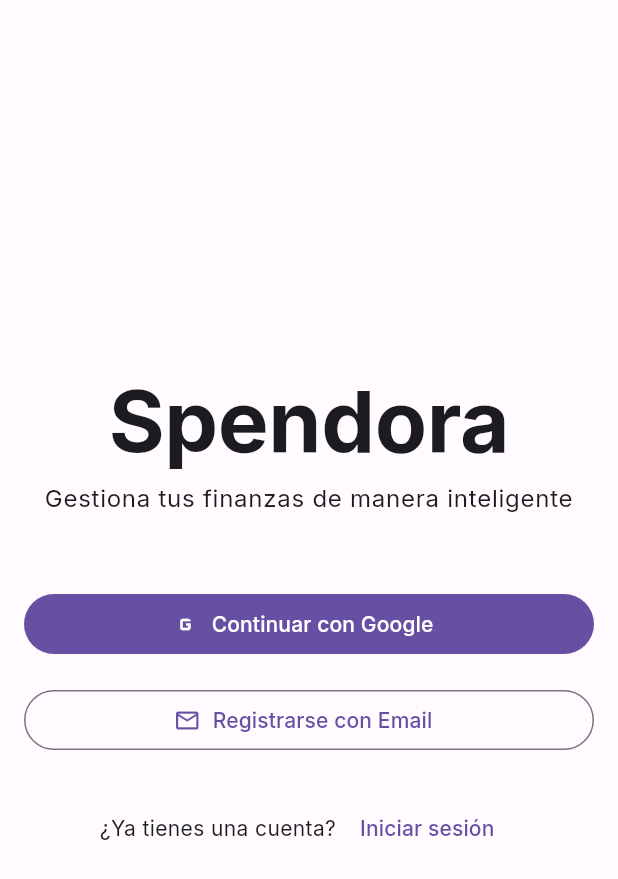
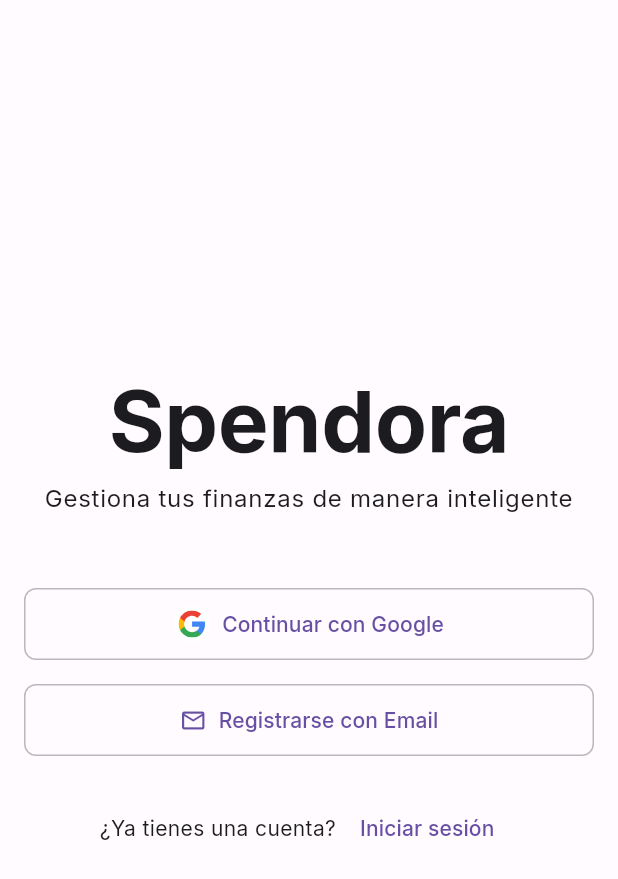
Before and after one commit to Ysparky/spendora, a Flutter app: the screen it shows after launch, on a phone screen of 412 x 824 dp. Shown: the top 879 px of the screen. Run offline on Flutter 3.47's test engine with Material 3 defaults, Android fonts, the phone set to English and light mode, and no system bars; our stand-ins replace cloud_firestore, firebase_auth, firebase_core, flutter_riverpod, flutter_svg, freezed_annotation and 3 more; accounts and stored records are empty; generated files the repository leaves out were written again.

Commit message:
feat: implement Google sign-in functionality with social auth controller

```diff
--- /dev/null
+++ b/lib/features/auth/presentation/controllers/social_auth_controller.dart
@@ -0,0 +1,55 @@
+import 'package:flutter/material.dart';
+import 'package:riverpod_annotation/riverpod_annotation.dart';
+
+import 'package:spendora/features/auth/presentation/controllers/auth_controller.dart';
+
+part 'social_auth_controller.g.dart';
+
+enum SocialAuthStatus {
+  initial,
+  loading,
+  success,
+  error,
+}
+
+@riverpod
+class GoogleSignInController extends _$GoogleSignInController {
+  @override
+  SocialAuthStatus build() {
+    ref.listen(authControllerProvider, (previous, next) {
+      if ((previous?.isLoading ?? false) && next.hasValue) {
+        // Sign-in was successful
+        state = SocialAuthStatus.success;
+
+        // Show success message in a post-frame callback to avoid build-phase errors
+        WidgetsBinding.instance.addPostFrameCallback((_) {
+          // We don't show a success message here because the user will be redirected
+          // to the dashboard by the router
+        });
+      } else if ((previous?.isLoading ?? false) && next.hasError) {
+        // Sign-in failed
+        state = SocialAuthStatus.error;
+      }
+    });
+
+    return SocialAuthStatus.initial;
+  }
+
+  Future<void> signIn() async {
+    if (state == SocialAuthStatus.loading) return;
+
+    state = SocialAuthStatus.loading;
+    try {
+      await ref.read(authControllerProvider.notifier).signInWithGoogle();
+      // We don't set state here, as it will be set by the listener above
+    } on Exception catch (e) {
+      // In case the error isn't caught by the auth controller
+      print('Error signing in with Google: $e');
+      state = SocialAuthStatus.error;
+    }
+  }
+
+  void reset() {
+    state = SocialAuthStatus.initial;
+  }
+}
--- a/lib/features/auth/presentation/screens/auth_screen.dart
+++ b/lib/features/auth/presentation/screens/auth_screen.dart
@@ -1,13 +1,18 @@
 import 'package:flutter/material.dart';
 import 'package:flutter_riverpod/flutter_riverpod.dart';
 import 'package:go_router/go_router.dart';
-import 'package:spendora/features/auth/presentation/controllers/auth_controller.dart';
+import 'package:spendora/features/auth/presentation/controllers/social_auth_controller.dart';
+import 'package:spendora/features/auth/presentation/widgets/social_sign_in_button.dart';
 
 class AuthScreen extends ConsumerWidget {
   const AuthScreen({super.key});
 
   @override
   Widget build(BuildContext context, WidgetRef ref) {
+    final googleSignInStatus = ref.watch(googleSignInControllerProvider);
+    final isGoogleSignInLoading =
+        googleSignInStatus == SocialAuthStatus.loading;
+
     return Scaffold(
       body: SafeArea(
         child: Padding(
@@ -32,20 +37,39 @@ class AuthScreen extends ConsumerWidget {
                 textAlign: TextAlign.center,
               ),
               const SizedBox(height: 48),
-              FilledButton.icon(
+              SocialSignInButton(
+                provider: SocialProvider.google,
+                isLoading: isGoogleSignInLoading,
                 onPressed: () {
-                  ref.read(authControllerProvider.notifier).signInWithGoogle();
+                  ref.read(googleSignInControllerProvider.notifier).signIn();
                 },
-                icon: const Icon(Icons.g_mobiledata),
-                label: const Text('Continuar con Google'),
               ),
               const SizedBox(height: 16),
-              OutlinedButton.icon(
+              OutlinedButton(
                 onPressed: () {
                   context.push('/register');
                 },
-                icon: const Icon(Icons.email_outlined),
-                label: const Text('Registrarse con Email'),
+                style: OutlinedButton.styleFrom(
+                  padding:
+                      const EdgeInsets.symmetric(vertical: 12, horizontal: 16),
+                  minimumSize: const Size(double.infinity, 48),
+                  shape: RoundedRectangleBorder(
+                    borderRadius: BorderRadius.circular(8),
+                  ),
+                  side: BorderSide(
+                    color:
+                        Theme.of(context).colorScheme.outline.withOpacity(0.5),
+                  ),
+                  backgroundColor: Colors.transparent,
+                ),
+                child: const Row(
+                  mainAxisAlignment: MainAxisAlignment.center,
+                  children: [
+                    Icon(Icons.email_outlined),
+                    SizedBox(width: 8),
+                    Text('Registrarse con Email'),
+                  ],
+                ),
               ),
               const SizedBox(height: 24),
               Row(
--- /dev/null
+++ b/lib/features/auth/presentation/widgets/social_sign_in_button.dart
@@ -0,0 +1,92 @@
+import 'package:flutter/material.dart';
+import 'package:flutter_svg/flutter_svg.dart';
+
+enum SocialProvider {
+  google,
+  facebook,
+  apple,
+}
+
+class SocialSignInButton extends StatelessWidget {
+  const SocialSignInButton({
+    required this.provider,
+    required this.onPressed,
+    super.key,
+    this.isLoading = false,
+  });
+
+  final SocialProvider provider;
+  final VoidCallback onPressed;
+  final bool isLoading;
+
+  @override
+  Widget build(BuildContext context) {
+    // Get the icon data that corresponds to each provider
+    IconData? iconData;
+    Widget? customIcon;
+
+    switch (provider) {
+      case SocialProvider.google:
+        customIcon = CircleAvatar(
+          radius: 12,
+          backgroundColor: Colors.white,
+          child: SvgPicture.asset(
+            'assets/icons/google_logo.svg',
+            width: 18,
+            height: 18,
+            placeholderBuilder: (BuildContext context) => const Icon(
+              Icons.g_mobiledata,
+              size: 24,
+            ),
+          ),
+        );
+      case SocialProvider.facebook:
+        iconData = Icons.facebook;
+      case SocialProvider.apple:
+        iconData = Icons.apple;
+    }
+
+    return OutlinedButton(
+      onPressed: isLoading ? null : onPressed,
+      style: OutlinedButton.styleFrom(
+        padding: const EdgeInsets.symmetric(vertical: 12, horizontal: 16),
+        minimumSize: const Size(double.infinity, 48),
+        shape: RoundedRectangleBorder(
+          borderRadius: BorderRadius.circular(8),
+        ),
+        side: BorderSide(
+          color: Theme.of(context).colorScheme.outline.withOpacity(0.5),
+        ),
+        backgroundColor: Colors.transparent,
+      ),
+      child: Row(
+        mainAxisAlignment: MainAxisAlignment.center,
+        children: [
+          if (isLoading)
+            const SizedBox(
+              width: 24,
+              height: 24,
+              child: CircularProgressIndicator(strokeWidth: 2),
+            )
+          else if (customIcon != null)
+            customIcon
+          else if (iconData != null)
+            Icon(iconData),
+          const SizedBox(width: 8),
+          Text(_getProviderText()),
+        ],
+      ),
+    );
+  }
+
+  String _getProviderText() {
+    switch (provider) {
+      case SocialProvider.google:
+        return 'Continuar con Google';
+      case SocialProvider.facebook:
+        return 'Continuar con Facebook';
+      case SocialProvider.apple:
+        return 'Continuar con Apple';
+    }
+  }
+}
--- a/pubspec.yaml
+++ b/pubspec.yaml
@@ -54,6 +54,7 @@ dependencies:
   riverpod_annotation: ^2.6.1
   freezed_annotation: ^3.0.0
   json_annotation: ^4.9.0
+  flutter_svg: ^2.0.17
 
 dev_dependencies:
   flutter_test:
@@ -84,6 +85,9 @@ flutter:
   # the material Icons class.
   uses-material-design: true
 
+  assets:
+    - assets/icons/
+
   # To add assets to your application, add an assets section, like this:
   # assets:
   #   - images/a_dot_burr.jpeg
```
Also changed, not shown: assets/icons/google_logo.png (added), assets/icons/google_logo.svg (added), lib/features/auth/presentation/controllers/social_auth_controller.g.dart, pubspec.lock, 3 other files.
